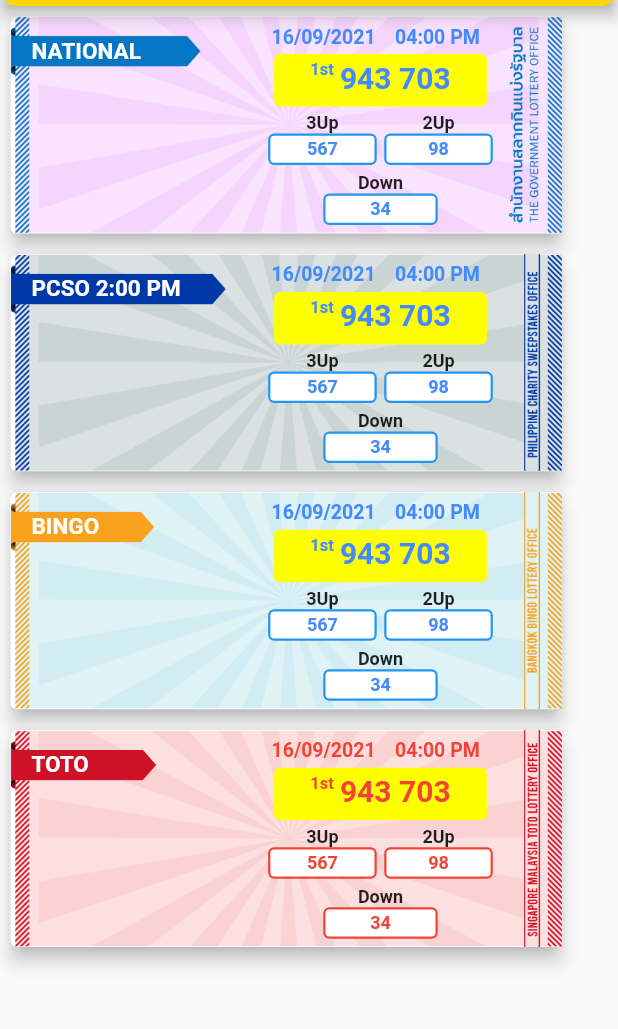
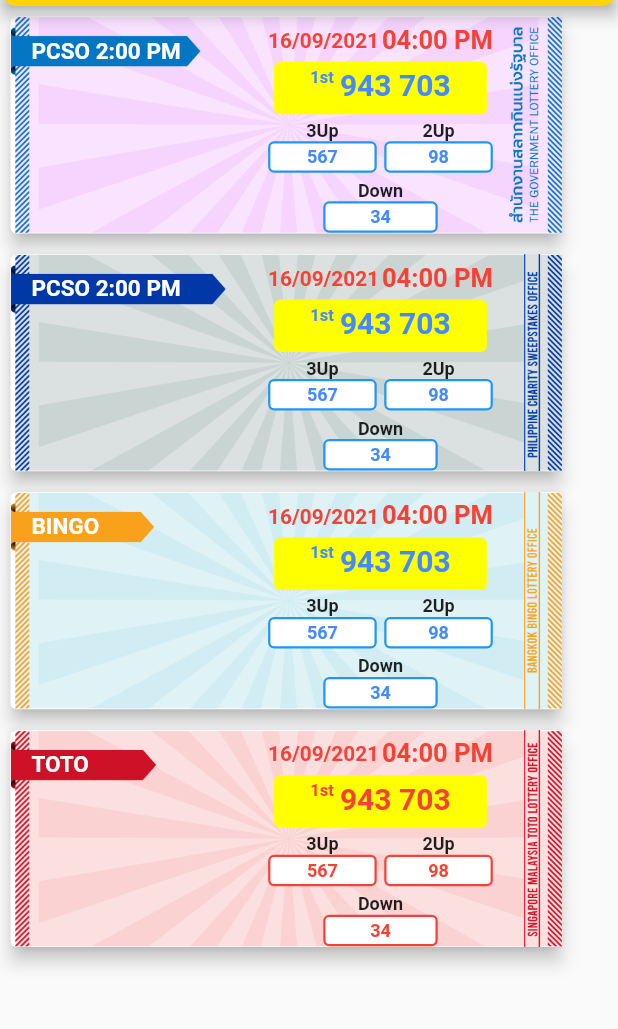
Before and after one commit to Rafid-tawhid/GLO_Project, a Flutter app: the LatestLotteryResult screen opened by its route, on a phone screen of 412 x 824 dp, the part 114-1143 px from its top. Run offline on Flutter 3.47's test engine with Material 2 defaults, Android fonts, the phone set to English and light mode, and no system bars; our stand-ins replace carousel_slider, flutter_image_slideshow, flutter_onboarding_slider, flutter_svg, google_fonts, smooth_page_indicator; missing offline and left inert: animated_widgets, ezanimation; project files that could hold a hidden picture were left out.

Commit message:
SOME CHANGE

```diff
--- a/lib/pages/deposits/deposit_page.dart
+++ b/lib/pages/deposits/deposit_page.dart
@@ -441,7 +441,7 @@
                     width: MediaQuery.of(context).size.width,
                     color: Colors.grey,),
                   SizedBox(height: 10,),
-                  Text('Contact Official Support Team for'),
+                  FittedBox(child: Text('Contact Official Support Team for')),
                   Text('Deposit'),
                   SizedBox(height: 20,),
                   Image.asset('images/telegram.png',height: 50,),
--- a/lib/pages/home_page.dart
+++ b/lib/pages/home_page.dart
@@ -531,7 +531,7 @@
                               padding: const EdgeInsets.all(5.0),
                               child: InkWell(
                                 onTap: (){
-                                  Navigator.pushNamed(context, NationalTicketPrize.routeName);
+                                  Navigator.pushNamed(context, NationalTicketPageResult.routeName);
                                 },
                                 child: Container(
                                   width: MediaQuery.of(context).size.width/5,
@@ -668,7 +668,7 @@
                             Row(
                               mainAxisSize: MainAxisSize.min,
                               children: [
-                                Icon(Icons.person_3),
+                                Icon(Icons.person_add_alt_1),
                                 SizedBox(width: 2,),
                                 Text('Referrals')
                               ],
--- a/lib/pages/ticket_info/latest_lottery_result.dart
+++ b/lib/pages/ticket_info/latest_lottery_result.dart
@@ -191,7 +191,7 @@
                     Positioned(
                         left: 18,
                         top: 18,
-                        child: Text('NATIONAL',style: TextStyle(fontSize: 15,color: Colors.white,fontWeight: FontWeight.bold),)),
+                        child: Text('PCSO 2:00 PM',style: TextStyle(fontSize: 15,color: Colors.white,fontWeight: FontWeight.bold),)),
                     Positioned(
                       right: 50,
                       child: Container(
@@ -205,21 +205,25 @@
                               mainAxisSize: MainAxisSize.min,
                               children: [
                                 Expanded(
+                                    child: FittedBox(
                                       child: Text('16/09/2021',
                                         textAlign: TextAlign.center,
                                         style: TextStyle(
-                                          color: Colors.blueAccent,
+                                            color: Colors.red,
                                             fontWeight: FontWeight.bold,
-                                          fontSize: 13),)),
+                                            fontSize: 13),),
+                                    )),
                                 SizedBox(width: 2,),
                                 Expanded(
                                     child:
-                                    Text('04:00 PM',
+                                    FittedBox(
+                                      child: Text('04:00 PM',
                                         textAlign: TextAlign.center,
                                         style: TextStyle(
-                                          color: Colors.blueAccent,
+                                          color: Colors.red,
                                           fontWeight: FontWeight.bold,
-                                          fontSize: 13,),))
+                                          fontSize: 11,),),
+                                    ))
                               ],
                             ),
                             Padding(
@@ -387,21 +391,25 @@
                               mainAxisSize: MainAxisSize.min,
                               children: [
                                 Expanded(
+                                    child: FittedBox(
                                       child: Text('16/09/2021',
                                         textAlign: TextAlign.center,
                                         style: TextStyle(
-                                          color: Colors.blueAccent,
+                                            color: Colors.red,
                                             fontWeight: FontWeight.bold,
-                                          fontSize: 13),)),
+                                            fontSize: 13),),
+                                    )),
                                 SizedBox(width: 2,),
                                 Expanded(
                                     child:
-                                    Text('04:00 PM',
+                                    FittedBox(
+                                      child: Text('04:00 PM',
                                         textAlign: TextAlign.center,
                                         style: TextStyle(
-                                        color: Colors.blueAccent,
+                                          color: Colors.red,
                                           fontWeight: FontWeight.bold,
-                                        fontSize: 13,),))
+                                          fontSize: 11,),),
+                                    ))
                               ],
                             ),
                             Padding(
@@ -569,21 +577,25 @@
                               mainAxisSize: MainAxisSize.min,
                               children: [
                                 Expanded(
+                                    child: FittedBox(
                                       child: Text('16/09/2021',
                                         textAlign: TextAlign.center,
                                         style: TextStyle(
-                                          color: Colors.blueAccent,
+                                            color: Colors.red,
                                             fontWeight: FontWeight.bold,
-                                          fontSize: 13),)),
+                                            fontSize: 13),),
+                                    )),
                                 SizedBox(width: 2,),
                                 Expanded(
                                     child:
-                                    Text('04:00 PM',
+                                    FittedBox(
+                                      child: Text('04:00 PM',
                                         textAlign: TextAlign.center,
                                         style: TextStyle(
-                                        color: Colors.blueAccent,
+                                          color: Colors.red,
                                           fontWeight: FontWeight.bold,
-                                        fontSize: 13,),))
+                                          fontSize: 11,),),
+                                    ))
                               ],
                             ),
                             Padding(
@@ -751,21 +763,25 @@
                               mainAxisSize: MainAxisSize.min,
                               children: [
                                 Expanded(
+                                    child: FittedBox(
                                       child: Text('16/09/2021',
                                         textAlign: TextAlign.center,
                                         style: TextStyle(
                                             color: Colors.red,
                                             fontWeight: FontWeight.bold,
-                                          fontSize: 13),)),
+                                            fontSize: 13),),
+                                    )),
                                 SizedBox(width: 2,),
                                 Expanded(
                                     child:
-                                    Text('04:00 PM',
+                                    FittedBox(
+                                      child: Text('04:00 PM',
                                         textAlign: TextAlign.center,
                                         style: TextStyle(
                                           color: Colors.red,
                                           fontWeight: FontWeight.bold,
-                                        fontSize: 13,),))
+                                          fontSize: 11,),),
+                                    ))
                               ],
                             ),
                             Padding(
@@ -872,6 +888,7 @@
                                 children: [
                                   Text('Down',style: TextStyle(fontWeight: FontWeight.bold,fontSize: 12),),
                                   Container(
+
                                     width: (MediaQuery.of(context).size.width/2.7)/2,
                                     decoration: BoxDecoration(
                                         color: Colors.white,
--- a/pubspec.yaml
+++ b/pubspec.yaml
@@ -20,7 +20,7 @@
 version: 1.0.0+1
 
 environment:
-  sdk: '>=2.19.0-322.0.dev <3.0.0'
+  sdk: '2.18.5'
 
 # Dependencies specify other packages that your package needs in order to work.
 # To automatically upgrade your package dependencies to the latest versions
```
Also changed, not shown: pubspec.lock, 4 other files. Lines whose indentation alone changed are shown as unchanged.
